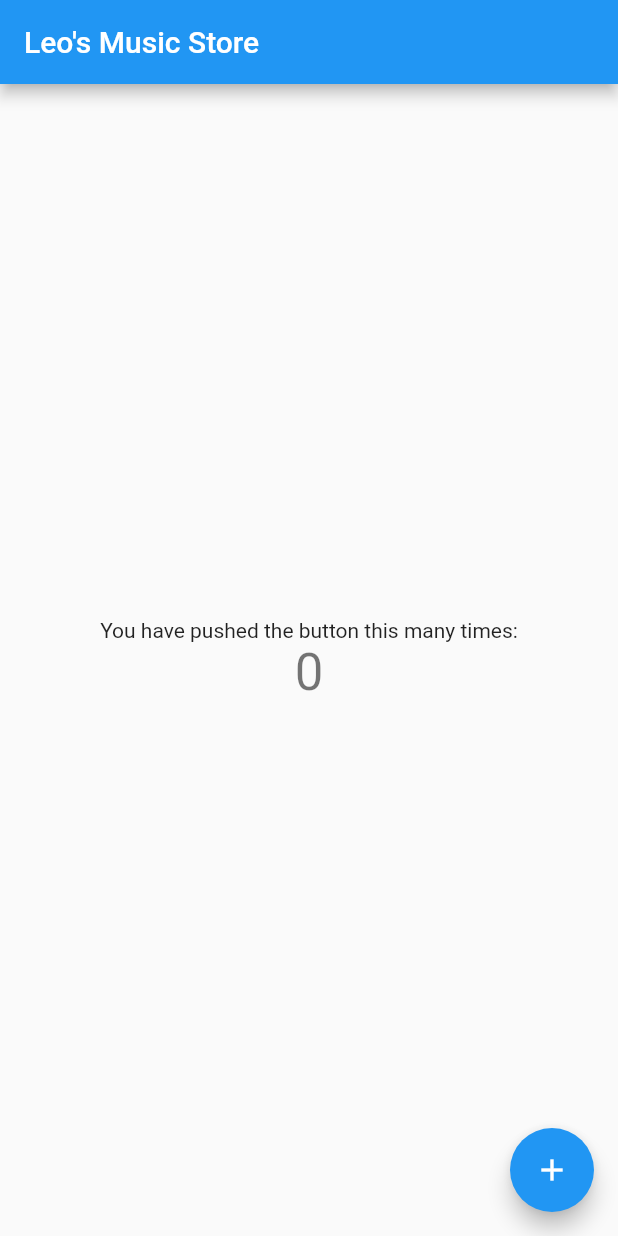
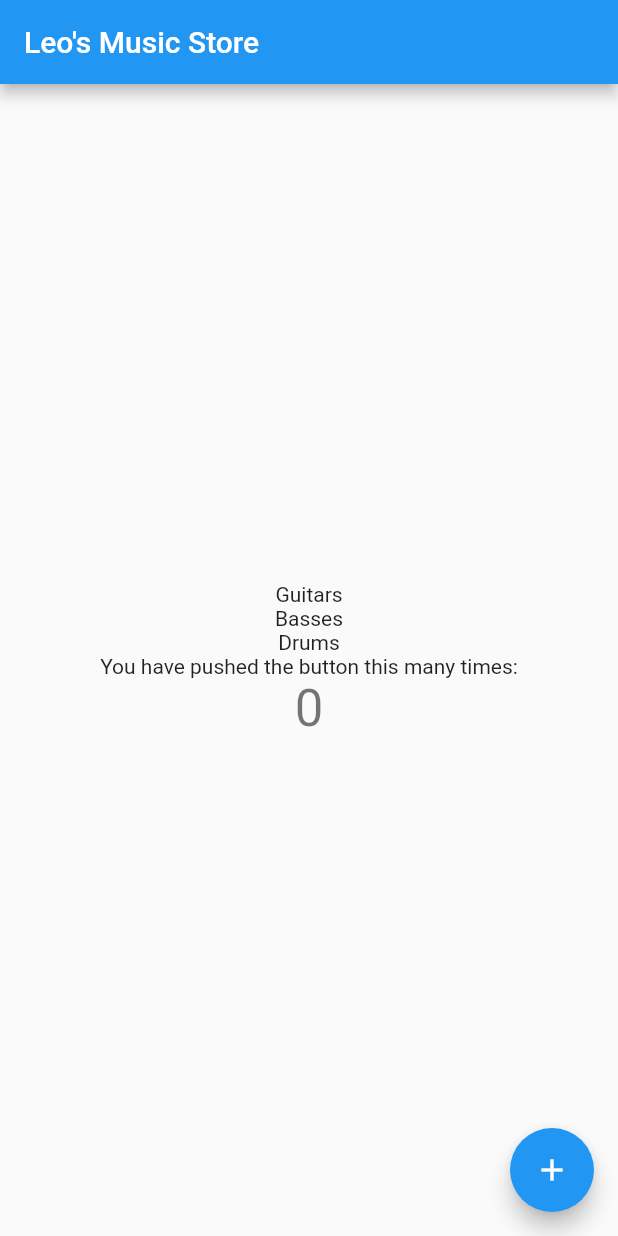
Before and after one commit to seg-leonelsanches/leos-music-shop-flutter, a Flutter app: the screen it shows after launch, on a phone screen of 412 x 824 dp. Run offline on Flutter 3.47's test engine with Material 2 defaults, Android fonts, the phone set to English and light mode, and no system bars; our stand-ins replace dio, flutter_riverpod, flutter_secure_storage, fluttertoast, jwt_decoder, shared_preferences; missing offline and left inert: flutter_segment.

Commit message:
Components for guitars, basses and drums.

```diff
--- /dev/null
+++ b/lib/app/components/basses/basses_component.dart
@@ -0,0 +1,14 @@
+import 'package:flutter/material.dart';
+
+class BassesComponent extends StatelessWidget {
+  @override
+  Widget build(BuildContext context) {
+    return Column(
+      children: const <Widget>[
+        Text(
+          'Basses',
+        )
+      ],
+    );
+  }
+}
--- /dev/null
+++ b/lib/app/components/drums/drums_component.dart
@@ -0,0 +1,14 @@
+import 'package:flutter/material.dart';
+
+class DrumsComponent extends StatelessWidget {
+  @override
+  Widget build(BuildContext context) {
+    return Column(
+      children: const <Widget>[
+        Text(
+          'Drums',
+        )
+      ],
+    );
+  }
+}
--- /dev/null
+++ b/lib/app/components/guitars/guitars_component.dart
@@ -0,0 +1,14 @@
+import 'package:flutter/material.dart';
+
+class GuitarsComponent extends StatelessWidget {
+  @override
+  Widget build(BuildContext context) {
+    return Column(
+      children: const <Widget>[
+        Text(
+          'Guitars',
+        )
+      ],
+    );
+  }
+}
--- a/lib/app/dependencies/dio.dart
+++ b/lib/app/dependencies/dio.dart
@@ -7,7 +7,18 @@ import '../services/storage_service.dart';
 
 class CustomDio {
   final _dio = Dio(BaseOptions(connectTimeout: 30 * 1000));
-  // final CustomInterceptors _customInterceptors;
+  final CustomInterceptor _customInterceptor;
+
+  CustomDio({
+    required CustomInterceptor customInterceptor
+  }): _customInterceptor = customInterceptor;
+
+  Dio withAuth() {
+    _dio.interceptors.add(_customInterceptor);
+    return _dio;
+  }
+
+  Dio get instance => _dio;
 }
 
 class CustomInterceptor extends Interceptor {
--- a/lib/app/modules/home/home_screen.dart
+++ b/lib/app/modules/home/home_screen.dart
@@ -1,6 +1,9 @@
 import 'package:flutter/material.dart';
 import 'package:flutter_riverpod/flutter_riverpod.dart';
 import 'package:flutter_segment/flutter_segment.dart';
+import 'package:leos_music_shop_flutter/app/components/basses/basses_component.dart';
+import 'package:leos_music_shop_flutter/app/components/drums/drums_component.dart';
+import 'package:leos_music_shop_flutter/app/components/guitars/guitars_component.dart';
 
 import '../../mixins/home_mixin.dart';
 
@@ -70,6 +73,9 @@ class _HomeScreenState extends ConsumerState<HomeScreen> with HomeScreenMixin {
           // horizontal).
           mainAxisAlignment: MainAxisAlignment.center,
           children: <Widget>[
+            GuitarsComponent(),
+            BassesComponent(),
+            DrumsComponent(),
             const Text(
               'You have pushed the button this many times:',
             ),
```
